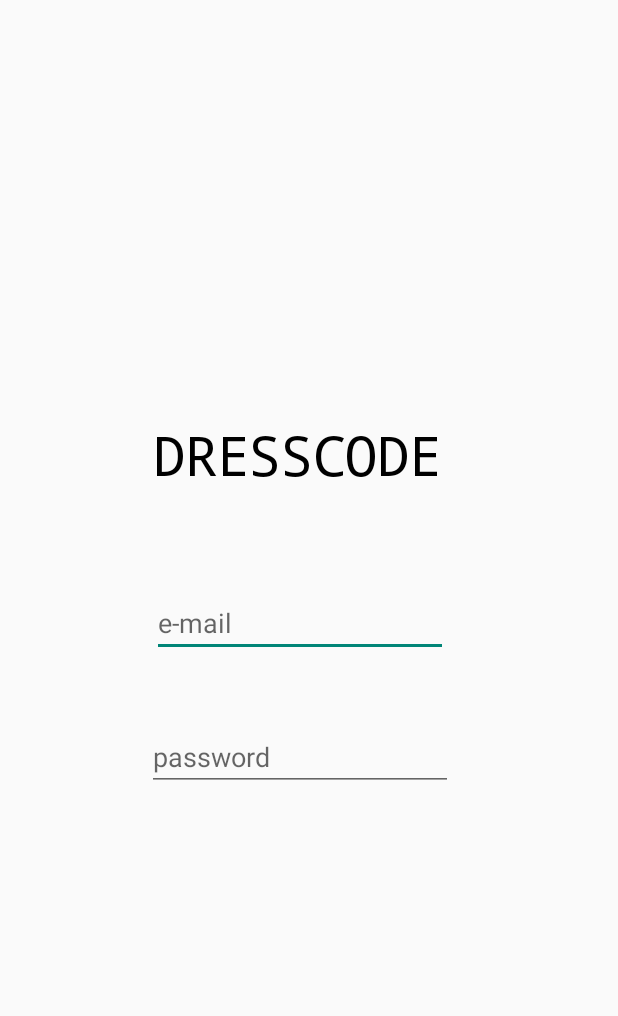
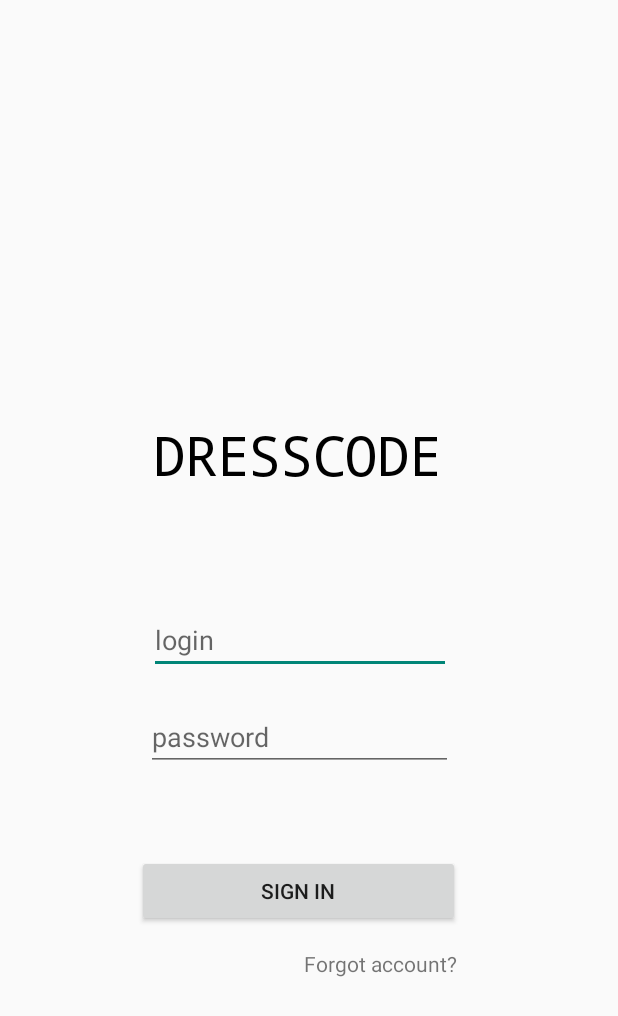
Before and after one commit to biba-boba-2-dolboeba/dresscode-proj, an Android app: the screen it shows after launch (SignInScreen before the commit, SignInActivity after it), on a phone screen of 412 x 824 dp. Shown: the top 1016 px of the screen. Run offline under Robolectric (Android 15) with nearby library versions, the phone set to English and light mode, and no system bars.

Commit message:
modified sign_in_layout.xml and classes SignInActivity, SignInPresenter

```diff
--- a/app/src/main/AndroidManifest.xml
+++ b/app/src/main/AndroidManifest.xml
@@ -9,10 +9,11 @@
         android:roundIcon="@mipmap/ic_launcher_round"
         android:supportsRtl="true"
         android:theme="@style/AppTheme">
-        <activity android:name=".presentation.signinscreen.SignInScreen" android:label="@string/app_name"
+        <activity android:name=".presentation.signinscreen.SignInActivity" android:label="@string/app_name"
             android:theme="@style/Theme.AppCompat.Light.NoActionBar">
             <intent-filter>
                 <action android:name="android.intent.action.MAIN"/>
+
                 <category android:name="android.intent.category.LAUNCHER"/>
             </intent-filter>
         </activity>
--- a/app/src/main/java/com/biba/boba/dresscode/DresscodeApp.java
+++ b/app/src/main/java/com/biba/boba/dresscode/DressсodeApp.java
@@ -1,4 +1,5 @@
 package com.biba.boba.dresscode;
 
-public class DresscodeApp {
+public class DressсodeApp
+{
 }
--- /dev/null
+++ b/app/src/main/java/com/biba/boba/dresscode/presentation/signinscreen/SignInActivity.java
@@ -0,0 +1,54 @@
+package com.biba.boba.dresscode.presentation.signinscreen;
+
+import androidx.appcompat.app.AppCompatActivity;
+
+import android.os.Bundle;
+import android.widget.Button;
+import android.widget.TextView;
+
+import com.biba.boba.dresscode.R;
+
+public class SignInActivity extends AppCompatActivity implements SignInView
+{
+    private SignInPresenter presenter;
+
+    Button signInButton;
+    TextView forgotAccTextView;
+    TextView passwordTextView;
+    TextView loginTextView;
+
+
+    @Override
+    protected void onCreate(Bundle savedInstanceState) {
+        super.onCreate(savedInstanceState);
+        setContentView(R.layout.sign_in_layout);
+
+        presenter = new SignInPresenter(this);
+
+        initAllView();
+    }
+
+    private void initAllView()
+    {
+        signInButton = findViewById(R.id.sign_in_button);
+        forgotAccTextView = findViewById(R.id.forgot_account);
+        passwordTextView = findViewById(R.id.password_field);
+        loginTextView = findViewById(R.id.login_field);
+
+        signInButton.setOnClickListener(presenter);
+        forgotAccTextView.setOnClickListener(presenter);
+    }
+
+
+    @Override
+    public void loadActivity()
+    {
+
+    }
+
+    @Override
+    public void showError()
+    {
+
+    }
+}
--- /dev/null
+++ b/app/src/main/java/com/biba/boba/dresscode/presentation/signinscreen/SignInPresenter.java
@@ -0,0 +1,38 @@
+package com.biba.boba.dresscode.presentation.signinscreen;
+
+import android.util.Log;
+import android.view.View;
+
+import com.biba.boba.dresscode.R;
+
+public class SignInPresenter implements View.OnClickListener
+{
+    private final SignInView signInView;
+
+
+    public SignInPresenter(SignInView signInView)
+    {
+        this.signInView = signInView;
+    }
+
+
+
+
+    @Override
+    public void onClick(View v)
+    {
+        switch (v.getId())
+        {
+            case R.id.sign_in_button :
+                Log.d("dressLog", "triggered sign_in");
+                break;
+
+            case R.id.forgot_account:
+                Log.d("dressLog", "triggered forgot_account");
+                break;
+
+        }
+
+
+    }
+}
--- a/app/src/main/java/com/biba/boba/dresscode/presentation/signinscreen/SignInScreen.java
+++ /dev/null
@@ -1,16 +0,0 @@
-package com.biba.boba.dresscode.presentation.signinscreen;
-
-import androidx.appcompat.app.AppCompatActivity;
-
-import android.os.Bundle;
-
-import com.biba.boba.dresscode.R;
-
-public class SignInScreen extends AppCompatActivity {
-
-    @Override
-    protected void onCreate(Bundle savedInstanceState) {
-        super.onCreate(savedInstanceState);
-        setContentView(R.layout.sign_in_layout);
-    }
-}
--- a/app/src/main/java/com/biba/boba/dresscode/presentation/signinscreen/SignInView.java
+++ b/app/src/main/java/com/biba/boba/dresscode/presentation/signinscreen/SignInView.java
@@ -1,4 +1,7 @@
 package com.biba.boba.dresscode.presentation.signinscreen;
 
 public interface SignInView {
+
+    void loadActivity();
+    void showError();
 }
--- a/app/src/main/res/layout/sign_in_layout.xml
+++ b/app/src/main/res/layout/sign_in_layout.xml
@@ -5,7 +5,7 @@
     android:layout_width="match_parent"
     android:layout_height="match_parent"
     android:visibility="visible"
-    tools:context=".StartActivity">
+    tools:context=".presentation.signinscreen.SignInActivity">
 
     <RelativeLayout
         android:layout_width="410dp"
@@ -42,41 +42,72 @@
             app:fontFamily="monospace" />
 
         <EditText
-            android:id="@+id/login"
-            android:layout_width="198dp"
+            android:id="@+id/login_field"
+            android:layout_width="wrap_content"
             android:layout_height="wrap_content"
             android:layout_alignParentStart="true"
             android:layout_alignParentLeft="true"
             android:layout_alignParentEnd="true"
             android:layout_alignParentRight="true"
             android:layout_alignParentBottom="true"
-            android:layout_marginStart="101dp"
-            android:layout_marginLeft="101dp"
-            android:layout_marginEnd="111dp"
-            android:layout_marginRight="111dp"
-            android:layout_marginBottom="339dp"
+            android:layout_marginStart="99dp"
+            android:layout_marginLeft="99dp"
+            android:layout_marginEnd="109dp"
+            android:layout_marginRight="109dp"
+            android:layout_marginBottom="328dp"
             android:ems="10"
             android:hint="@string/enter_login"
             android:inputType="textEmailAddress" />
 
         <EditText
-            android:id="@+id/password"
-            android:layout_width="204dp"
+            android:id="@+id/password_field"
+            android:layout_width="wrap_content"
             android:layout_height="wrap_content"
             android:layout_alignParentStart="true"
             android:layout_alignParentLeft="true"
             android:layout_alignParentEnd="true"
             android:layout_alignParentRight="true"
             android:layout_alignParentBottom="true"
-            android:layout_marginStart="98dp"
-            android:layout_marginLeft="98dp"
+            android:layout_marginStart="97dp"
+            android:layout_marginLeft="97dp"
             android:layout_marginEnd="108dp"
             android:layout_marginRight="108dp"
-            android:layout_marginBottom="250dp"
+            android:layout_marginBottom="263dp"
             android:ems="10"
             android:hint="@string/enter_pass"
             android:inputType="textPassword" />
 
+        <Button
+            android:id="@+id/sign_in_button"
+            android:layout_width="wrap_content"
+            android:layout_height="wrap_content"
+            android:layout_alignParentStart="true"
+            android:layout_alignParentLeft="true"
+            android:layout_alignParentEnd="true"
+            android:layout_alignParentRight="true"
+            android:layout_alignParentBottom="true"
+            android:layout_marginStart="91dp"
+            android:layout_marginLeft="91dp"
+            android:layout_marginEnd="103dp"
+            android:layout_marginRight="103dp"
+            android:layout_marginBottom="159dp"
+            android:text="@string/common_signin_button_text" />
+
+        <TextView
+            android:id="@+id/forgot_account"
+            android:layout_width="wrap_content"
+            android:layout_height="wrap_content"
+            android:layout_alignParentEnd="true"
+            android:layout_alignParentRight="true"
+            android:layout_alignParentBottom="true"
+            android:layout_marginEnd="105dp"
+            android:layout_marginRight="105dp"
+            android:layout_marginBottom="125dp"
+            android:clickable="true"
+            android:focusable="true"
+            android:text="@string/forgot_account"
+            />
+
     </RelativeLayout>
 
 </androidx.constraintlayout.widget.ConstraintLayout>
--- a/app/src/main/res/values/strings.xml
+++ b/app/src/main/res/values/strings.xml
@@ -1,9 +1,8 @@
 <resources>
     <string name="app_name">dresscode</string>
-    <string name="enter_login">e-mail</string>
+
+    <string name="enter_login">login</string>
     <string name="enter_pass">password</string>
+    <string name="forgot_account">Forgot account?</string>
 
-    <string name="title_activity_fullscreen">FullscreenActivity</string>
-    <string name="dummy_button">Dummy Button</string>
-    <string name="dummy_content">DUMMY\nCONTENT</string>
 </resources>
```
